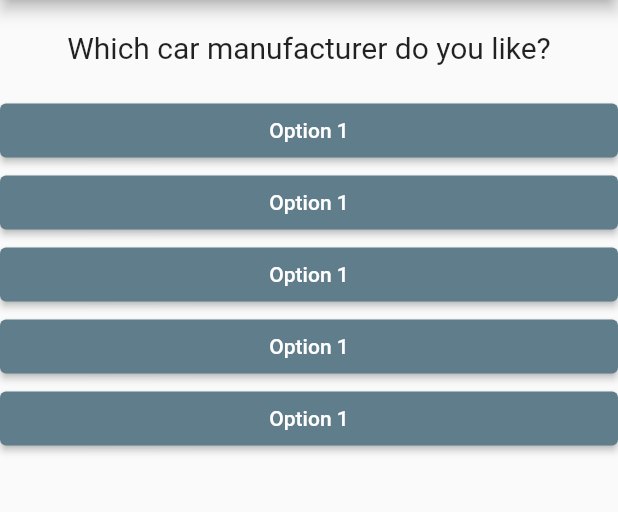
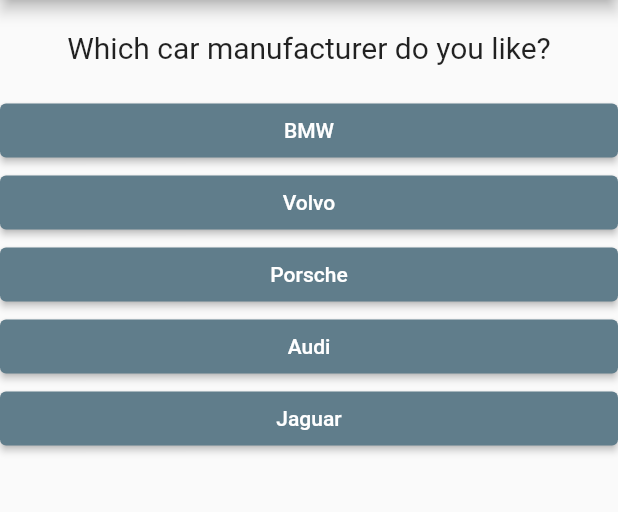
Before and after one commit to BrushankPatra/velocity, a Flutter app: the screen it shows after launch, on a phone screen of 412 x 824 dp, the part 84-596 px from its top. Run offline on Flutter 3.47's test engine with Material 2 defaults, Android fonts, the phone set to English and light mode, and no system bars.

Commit message:
mapped lists to answer widget

```diff
--- a/lib/answer.dart
+++ b/lib/answer.dart
@@ -2,8 +2,9 @@ import 'package:flutter/material.dart';
 
 class Answer extends StatelessWidget {
   final VoidCallback selectHandler;
+  final String answerText;
 
-  Answer(this.selectHandler);
+  Answer(this.selectHandler, this.answerText);
 
   @override
   Widget build(BuildContext context) {
@@ -14,7 +15,7 @@ class Answer extends StatelessWidget {
           backgroundColor: MaterialStateProperty.all(Colors.blueGrey),
         ),
         onPressed: selectHandler,
-        child: Text("Option 1"),
+        child: Text(answerText),
       ),
     );
   }
--- a/lib/main.dart
+++ b/lib/main.dart
@@ -26,11 +26,39 @@ class _UnoriginalAppState extends State<UnoriginalApp> {
   @override
   Widget build(BuildContext context) {
     const questions = [
-      "Which car manufacturer do you like?",
-      "Which smartphone brand do you prefer?",
-      "Which brand do you like for its laptops?",
-      "Which tech YouTube channel do you like the most?",
-      "For which of the following services do you pay a premium?"
+      {
+        "questionText": "Which car manufacturer do you like?",
+        "answers": ["BMW", "Volvo", "Porsche", "Audi", "Jaguar"]
+      },
+      {
+        "questionText": "Which smartphone brand do you prefer?",
+        "answers": ["Samsung", "Apple", "Google", "Sony", "OnePlus"]
+      },
+      {
+        "questionText": "Which brand do you like for its laptops?",
+        "answers": ["Apple", "Samsung", "Acer", "Asus", "MSI"]
+      },
+      {
+        "questionText": "Which tech YouTube channel do you like the most?",
+        "answers": [
+          "MKBHD",
+          "The Tech Chap",
+          "MrMobile",
+          "MrWhoseTheBoss",
+          "Dave2D"
+        ]
+      },
+      {
+        "questionText":
+            "For which of the following services do you pay a premium?",
+        "answers": [
+          "YouTube",
+          "Spotify",
+          "Amazon Prime",
+          "HealthifyMe",
+          "Zomato"
+        ]
+      },
     ];
     return MaterialApp(
       home: Scaffold(
@@ -39,12 +67,13 @@ class _UnoriginalAppState extends State<UnoriginalApp> {
         ),
         body: Column(
           children: [
-            Question(questions[_questionIndex]),
-            Answer(_answerQuestion),
-            Answer(_answerQuestion),
-            Answer(_answerQuestion),
-            Answer(_answerQuestion),
-            Answer(_answerQuestion),
+            Question(
+              questions[_questionIndex]["questionText"] as String,
+            ),
+            ...(questions[_questionIndex]["answers"] as List<String>)
+                .map((answer) {
+              return Answer(_answerQuestion, answer);
+            }).toList(),
           ],
         ),
       ),
```
Also changed, not shown: 1 other file.
